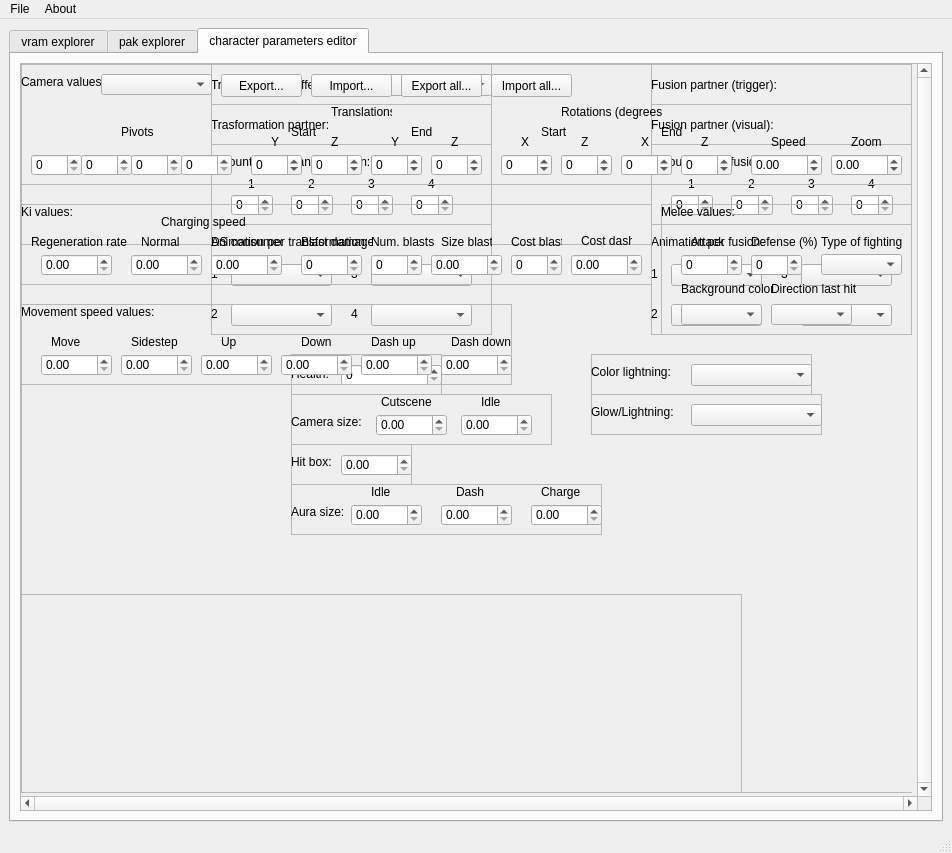
First picture: the form in lib/design/Raging_tools.ui, repository adsl14/Raging-tools, before the edit.
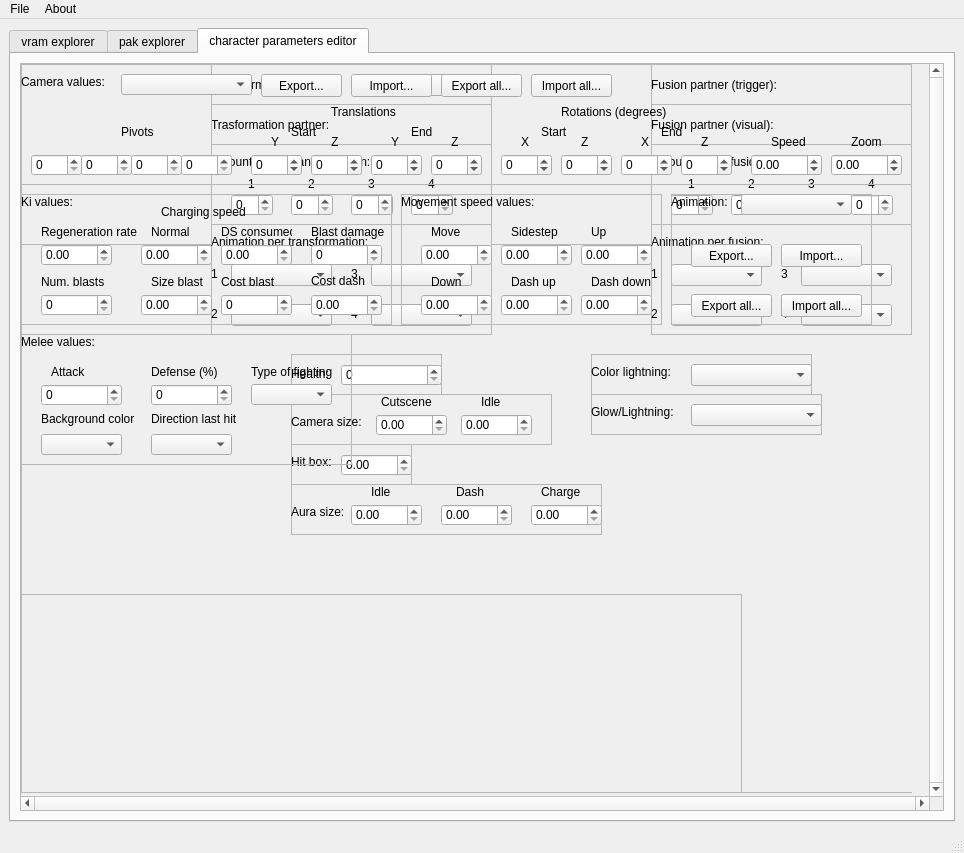
Second picture: the form after the edit. The open tabs and pages were chosen to show the change. Icons and pictures are not drawn.

Commit message: Support for animation swaps

What changed in the file:
```diff
--- a/lib/design/Raging_tools.ui
+++ b/lib/design/Raging_tools.ui
@@ -6,7 +6,7 @@
    <rect>
     <x>0</x>
     <y>0</y>
-    <width>952</width>
+    <width>964</width>
     <height>853</height>
    </rect>
   </property>
@@ -3444,9 +3444,9 @@
              <property name="geometry">
               <rect>
                <x>0</x>
-               <y>140</y>
-               <width>631</width>
-               <height>81</height>
+               <y>130</y>
+               <width>371</width>
+               <height>131</height>
               </rect>
              </property>
              <property name="toolTip">
@@ -3480,9 +3480,9 @@
              <widget class="QLabel" name="ki_regeneration_rate_text">
               <property name="geometry">
                <rect>
-                <x>10</x>
+                <x>20</x>
                 <y>30</y>
-                <width>101</width>
+                <width>111</width>
                 <height>16</height>
                </rect>
               </property>
@@ -3518,8 +3518,8 @@
              <widget class="QDoubleSpinBox" name="ki_cost_of_dash_value">
               <property name="geometry">
                <rect>
-                <x>550</x>
-                <y>50</y>
+                <x>290</x>
+                <y>100</y>
                 <width>71</width>
                 <height>22</height>
                </rect>
@@ -3543,9 +3543,9 @@
              <widget class="QLabel" name="ki_cost_of_dash_text">
               <property name="geometry">
                <rect>
-                <x>560</x>
-                <y>27</y>
-                <width>51</width>
+                <x>290</x>
+                <y>77</y>
+                <width>61</width>
                 <height>20</height>
                </rect>
               </property>
@@ -3559,7 +3559,7 @@
              <widget class="QDoubleSpinBox" name="speed_of_charging_value_2">
               <property name="geometry">
                <rect>
-                <x>190</x>
+                <x>200</x>
                 <y>50</y>
                 <width>71</width>
                 <height>22</height>
@@ -3603,7 +3603,7 @@
              <widget class="QDoubleSpinBox" name="speed_of_charging_value">
               <property name="geometry">
                <rect>
-                <x>110</x>
+                <x>120</x>
                 <y>50</y>
                 <width>71</width>
                 <height>22</height>
@@ -3625,9 +3625,9 @@
              <widget class="QLabel" name="number_ki_blasts_text">
               <property name="geometry">
                <rect>
-                <x>350</x>
-                <y>30</y>
-                <width>71</width>
+                <x>20</x>
+                <y>80</y>
+                <width>81</width>
                 <height>16</height>
                </rect>
               </property>
@@ -3641,9 +3641,9 @@
              <widget class="QSpinBox" name="number_ki_blasts_value">
               <property name="geometry">
                <rect>
-                <x>350</x>
-                <y>50</y>
-                <width>51</width>
+                <x>20</x>
+                <y>100</y>
+                <width>71</width>
                 <height>22</height>
                </rect>
               </property>
@@ -3669,9 +3669,9 @@
              <widget class="QLabel" name="cost_of_blast_text">
               <property name="geometry">
                <rect>
-                <x>490</x>
-                <y>30</y>
-                <width>51</width>
+                <x>200</x>
+                <y>80</y>
+                <width>61</width>
                 <height>16</height>
                </rect>
               </property>
@@ -3685,9 +3685,9 @@
              <widget class="QSpinBox" name="cost_of_blast_value">
               <property name="geometry">
                <rect>
-                <x>490</x>
-                <y>50</y>
-                <width>51</width>
+                <x>200</x>
+                <y>100</y>
+                <width>71</width>
                 <height>22</height>
                </rect>
               </property>
@@ -3713,9 +3713,9 @@
              <widget class="QLabel" name="size_of_blast_text">
               <property name="geometry">
                <rect>
-                <x>420</x>
-                <y>30</y>
-                <width>51</width>
+                <x>130</x>
+                <y>80</y>
+                <width>61</width>
                 <height>16</height>
                </rect>
               </property>
@@ -3729,8 +3729,8 @@
              <widget class="QDoubleSpinBox" name="size_of_blast_value">
               <property name="geometry">
                <rect>
-                <x>410</x>
-                <y>50</y>
+                <x>120</x>
+                <y>100</y>
                 <width>71</width>
                 <height>22</height>
                </rect>
@@ -3757,9 +3757,9 @@
              <widget class="QLabel" name="blast_damage_text">
               <property name="geometry">
                <rect>
-                <x>280</x>
+                <x>290</x>
                 <y>30</y>
-                <width>71</width>
+                <width>81</width>
                 <height>16</height>
                </rect>
               </property>
@@ -3773,9 +3773,9 @@
              <widget class="QSpinBox" name="blast_damage_value">
               <property name="geometry">
                <rect>
-                <x>280</x>
+                <x>290</x>
                 <y>50</y>
-                <width>61</width>
+                <width>71</width>
                 <height>22</height>
                </rect>
               </property>
@@ -3798,7 +3798,7 @@
              <widget class="QLabel" name="speed_of_charging_text_2">
               <property name="geometry">
                <rect>
-                <x>120</x>
+                <x>130</x>
                 <y>30</y>
                 <width>41</width>
                 <height>16</height>
@@ -3814,7 +3814,7 @@
              <widget class="QLabel" name="speed_of_charging_value_text3">
               <property name="geometry">
                <rect>
-                <x>190</x>
+                <x>200</x>
                 <y>30</y>
                 <width>71</width>
                 <height>16</height>
@@ -3831,10 +3831,10 @@
             <widget class="QFrame" name="movement_speed">
              <property name="geometry">
               <rect>
-               <x>0</x>
-               <y>240</y>
-               <width>491</width>
-               <height>81</height>
+               <x>380</x>
+               <y>130</y>
+               <width>261</width>
+               <height>131</height>
               </rect>
              </property>
              <property name="toolTip">
@@ -3941,7 +3941,7 @@
              <widget class="QLabel" name="up_speed_text">
               <property name="geometry">
                <rect>
-                <x>200</x>
+                <x>190</x>
                 <y>30</y>
                 <width>16</width>
                 <height>16</height>
@@ -3982,9 +3982,9 @@
              <widget class="QLabel" name="down_speed_text">
               <property name="geometry">
                <rect>
-                <x>280</x>
-                <y>30</y>
-                <width>31</width>
+                <x>30</x>
+                <y>80</y>
+                <width>41</width>
                 <height>16</height>
                </rect>
               </property>
@@ -3998,8 +3998,8 @@
              <widget class="QDoubleSpinBox" name="down_speed_value">
               <property name="geometry">
                <rect>
-                <x>260</x>
-                <y>50</y>
+                <x>20</x>
+                <y>100</y>
                 <width>71</width>
                 <height>22</height>
                </rect>
@@ -4020,8 +4020,8 @@
              <widget class="QLabel" name="dash_up_speed_text">
               <property name="geometry">
                <rect>
-                <x>350</x>
-                <y>30</y>
+                <x>110</x>
+                <y>80</y>
                 <width>51</width>
                 <height>16</height>
                </rect>
@@ -4036,8 +4036,8 @@
              <widget class="QDoubleSpinBox" name="dash_down_speed_value">
               <property name="geometry">
                <rect>
-                <x>420</x>
-                <y>50</y>
+                <x>180</x>
+                <y>100</y>
                 <width>71</width>
                 <height>22</height>
                </rect>
@@ -4058,9 +4058,9 @@
              <widget class="QLabel" name="dash_down_speed_text">
               <property name="geometry">
                <rect>
-                <x>430</x>
-                <y>30</y>
-                <width>61</width>
+                <x>190</x>
+                <y>80</y>
+                <width>71</width>
                 <height>16</height>
                </rect>
               </property>
@@ -4074,8 +4074,8 @@
              <widget class="QDoubleSpinBox" name="dash_up_speed_value">
               <property name="geometry">
                <rect>
-                <x>340</x>
-                <y>50</y>
+                <x>100</x>
+                <y>100</y>
                 <width>71</width>
                 <height>22</height>
                </rect>
@@ -4100,9 +4100,9 @@
             <widget class="QFrame" name="melee_values">
              <property name="geometry">
               <rect>
-               <x>640</x>
-               <y>140</y>
-               <width>251</width>
+               <x>0</x>
+               <y>270</y>
+               <width>331</width>
                <height>131</height>
               </rect>
              </property>
@@ -4131,9 +4131,9 @@
              <widget class="QSpinBox" name="defense_value">
               <property name="geometry">
                <rect>
-                <x>90</x>
+                <x>130</x>
                 <y>50</y>
-                <width>51</width>
+                <width>81</width>
                 <height>22</height>
                </rect>
               </property>
@@ -4159,7 +4159,7 @@
              <widget class="QLabel" name="defense_text">
               <property name="geometry">
                <rect>
-                <x>90</x>
+                <x>130</x>
                 <y>30</y>
                 <width>71</width>
                 <height>16</height>
@@ -4193,7 +4193,7 @@
                <rect>
                 <x>20</x>
                 <y>50</y>
-                <width>61</width>
+                <width>81</width>
                 <height>22</height>
                </rect>
               </property>
@@ -4213,7 +4213,7 @@
              <widget class="QLabel" name="type_fighting_text">
               <property name="geometry">
                <rect>
-                <x>160</x>
+                <x>230</x>
                 <y>30</y>
                 <width>91</width>
                 <height>16</height>
@@ -4229,7 +4229,7 @@
              <widget class="QComboBox" name="type_fighting_value">
               <property name="geometry">
                <rect>
-                <x>160</x>
+                <x>230</x>
                 <y>50</y>
                 <width>81</width>
                 <height>21</height>
@@ -4239,7 +4239,7 @@
              <widget class="QLabel" name="direction_last_hit_combo_text">
               <property name="geometry">
                <rect>
-                <x>110</x>
+                <x>130</x>
                 <y>77</y>
                 <width>91</width>
                 <height>16</height>
@@ -4267,7 +4267,7 @@
                <rect>
                 <x>20</x>
                 <y>77</y>
-                <width>91</width>
+                <width>101</width>
                 <height>16</height>
                </rect>
               </property>
@@ -4281,7 +4281,7 @@
              <widget class="QComboBox" name="direction_last_hit_combo_value">
               <property name="geometry">
                <rect>
-                <x>110</x>
+                <x>130</x>
                 <y>100</y>
                 <width>81</width>
                 <height>21</height>
@@ -4312,7 +4312,7 @@
                <rect>
                 <x>0</x>
                 <y>10</y>
-                <width>81</width>
+                <width>91</width>
                 <height>16</height>
                </rect>
               </property>
@@ -4326,9 +4326,9 @@
              <widget class="QComboBox" name="camera_type_key">
               <property name="geometry">
                <rect>
-                <x>80</x>
+                <x>100</x>
                 <y>10</y>
-                <width>111</width>
+                <width>131</width>
                 <height>21</height>
                </rect>
               </property>
@@ -4504,7 +4504,7 @@
                <rect>
                 <x>540</x>
                 <y>40</y>
-                <width>101</width>
+                <width>121</width>
                 <height>16</height>
                </rect>
               </property>
@@ -4821,7 +4821,7 @@
                <rect>
                 <x>310</x>
                 <y>40</y>
-                <width>61</width>
+                <width>81</width>
                 <height>16</height>
                </rect>
               </property>
@@ -4964,7 +4964,7 @@
              <widget class="QPushButton" name="exportCameraButton">
               <property name="geometry">
                <rect>
-                <x>200</x>
+                <x>240</x>
                 <y>10</y>
                 <width>81</width>
                 <height>23</height>
@@ -4977,7 +4977,7 @@
              <widget class="QPushButton" name="importCameraButton">
               <property name="geometry">
                <rect>
-                <x>290</x>
+                <x>330</x>
                 <y>10</y>
                 <width>81</width>
                 <height>23</height>
@@ -4990,7 +4990,7 @@
              <widget class="QPushButton" name="exportAllCameraButton">
               <property name="geometry">
                <rect>
-                <x>380</x>
+                <x>420</x>
                 <y>10</y>
                 <width>81</width>
                 <height>23</height>
@@ -5003,7 +5003,7 @@
              <widget class="QPushButton" name="importAllCameraButton">
               <property name="geometry">
                <rect>
-                <x>470</x>
+                <x>510</x>
                 <y>10</y>
                 <width>81</width>
                 <height>23</height>
@@ -5014,6 +5014,97 @@
               </property>
              </widget>
             </widget>
+            <widget class="QFrame" name="animation_values">
+             <property name="geometry">
+              <rect>
+               <x>650</x>
+               <y>130</y>
+               <width>201</width>
+               <height>131</height>
+              </rect>
+             </property>
+             <property name="frameShape">
+              <enum>QFrame::StyledPanel</enum>
+             </property>
+             <property name="frameShadow">
+              <enum>QFrame::Raised</enum>
+             </property>
+             <widget class="QLabel" name="animation_text">
+              <property name="geometry">
+               <rect>
+                <x>0</x>
+                <y>0</y>
+                <width>71</width>
+                <height>16</height>
+               </rect>
+              </property>
+              <property name="text">
+               <string>Animation:</string>
+              </property>
+             </widget>
+             <widget class="QPushButton" name="exportAllAnimationButton">
+              <property name="geometry">
+               <rect>
+                <x>20</x>
+                <y>100</y>
+                <width>81</width>
+                <height>23</height>
+               </rect>
+              </property>
+              <property name="text">
+               <string>Export all...</string>
+              </property>
+             </widget>
+             <widget class="QPushButton" name="importAllAnimationButton">
+              <property name="geometry">
+               <rect>
+                <x>110</x>
+                <y>100</y>
+                <width>81</width>
+                <height>23</height>
+               </rect>
+              </property>
+              <property name="text">
+               <string>Import all...</string>
+              </property>
+             </widget>
+             <widget class="QPushButton" name="importAnimationButton">
+              <property name="geometry">
+               <rect>
+                <x>110</x>
+                <y>50</y>
+                <width>81</width>
+                <height>23</height>
+               </rect>
+              </property>
+              <property name="text">
+               <string>Import...</string>
+              </property>
+             </widget>
+             <widget class="QComboBox" name="animation_type">
+              <property name="geometry">
+               <rect>
+                <x>70</x>
+                <y>0</y>
+                <width>111</width>
+                <height>21</height>
+               </rect>
+              </property>
+             </widget>
+             <widget class="QPushButton" name="exportAnimationButton">
+              <property name="geometry">
+               <rect>
+                <x>20</x>
+                <y>50</y>
+                <width>81</width>
+                <height>23</height>
+               </rect>
+              </property>
+              <property name="text">
+               <string>Export...</string>
+              </property>
+             </widget>
+            </widget>
            </widget>
           </widget>
          </widget>
@@ -5029,8 +5120,8 @@
     <rect>
      <x>0</x>
      <y>0</y>
-     <width>952</width>
-     <height>21</height>
+     <width>964</width>
+     <height>26</height>
     </rect>
    </property>
    <widget class="QMenu" name="menuFIle">
```
Left out of the diff: 2 changed lines with no effect on the pictures. The commit also changes 6 other files.
